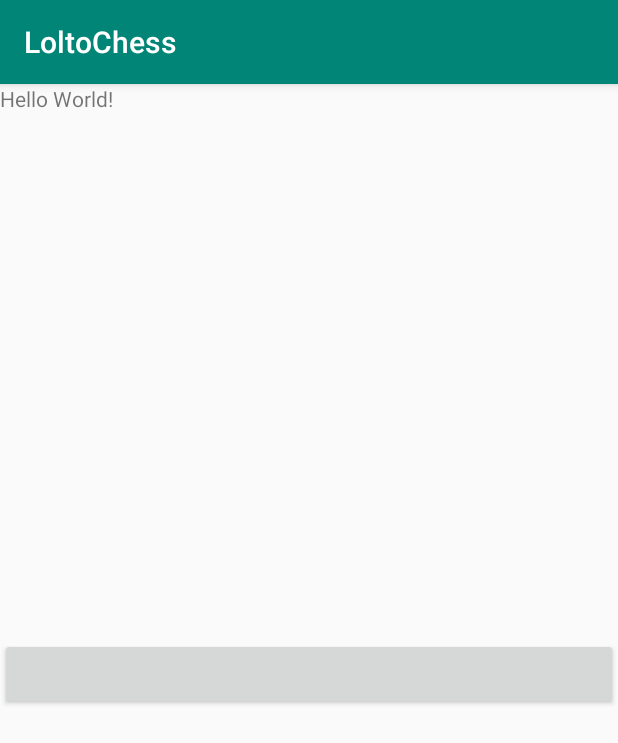
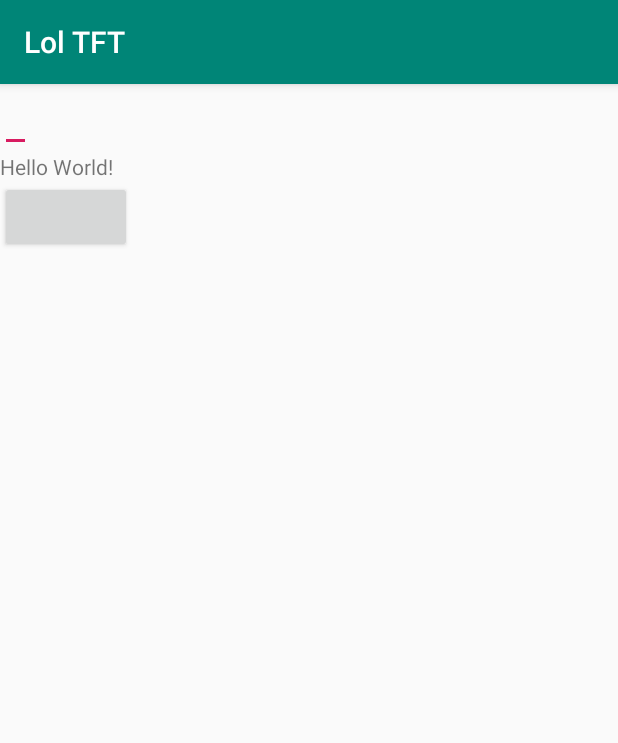
Before and after one commit to Cyp9715/LOL_TFT, an Android app: the screen it shows after launch (MainActivity), on a phone screen of 412 x 824 dp. Shown: the top 743 px of the screen. Run offline under Robolectric (Android 15) with nearby library versions, the phone set to English and light mode, and no system bars.

Commit message:
웹에서 받아올 수 있음.

```diff
--- a/app/build.gradle
+++ b/app/build.gradle
@@ -4,8 +4,8 @@ android {
     compileSdkVersion 29
     buildToolsVersion "29.0.2"
     defaultConfig {
-        applicationId "com.example.loltochess"
-        minSdkVersion 28
+        applicationId "com.example.loltft"
+        minSdkVersion 21
         targetSdkVersion 29
         versionCode 1
         versionName "1.0"
--- a/app/src/main/AndroidManifest.xml
+++ b/app/src/main/AndroidManifest.xml
@@ -1,6 +1,7 @@
 <?xml version="1.0" encoding="utf-8"?>
 <manifest xmlns:android="http://schemas.android.com/apk/res/android"
-    package="com.example.loltochess">
+    package="com.example.loltft">
+    <uses-permission android:name="android.permission.INTERNET" />
 
     <application
         android:allowBackup="true"
--- /dev/null
+++ b/app/src/main/java/com/example/loltft/MainActivity.java
@@ -0,0 +1,39 @@
+package com.example.loltft;
+
+import androidx.appcompat.app.AppCompatActivity;
+
+import android.net.Uri;
+import android.os.Bundle;
+import android.util.Log;
+import android.widget.EditText;
+import android.widget.TextView;
+
+import org.w3c.dom.Text;
+
+import java.io.BufferedReader;
+import java.io.IOException;
+import java.io.InputStreamReader;
+import java.io.OutputStream;
+import java.net.HttpURLConnection;
+import java.net.MalformedURLException;
+import java.net.URL;
+import java.util.Set;
+import java.util.concurrent.ExecutionException;
+
+public class MainActivity extends AppCompatActivity {
+
+    @Override
+    protected void onCreate(Bundle savedInstanceState) {
+        super.onCreate(savedInstanceState);
+        setContentView(R.layout.activity_main);
+        TextView txt = findViewById(R.id.parsetext);
+        EditText id = findViewById(R.id.ID);
+
+        String temp = "전우협 CEO";
+        tft_summoner_v1 summoner = new tft_summoner_v1(temp);
+        summoner.start();
+
+
+    }
+
+}
--- /dev/null
+++ b/app/src/main/java/com/example/loltft/tft_summoner_v1.java
@@ -0,0 +1,76 @@
+package com.example.loltft;
+
+import android.util.Log;
+import android.widget.TextView;
+
+import org.json.JSONException;
+import org.json.JSONObject;
+
+import java.io.BufferedReader;
+import java.io.IOException;
+import java.io.InputStreamReader;
+import java.net.HttpURLConnection;
+import java.net.MalformedURLException;
+import java.net.URL;
+import java.net.URLEncoder;
+
+
+// 해당 클래스에선 tft_summoner_v1 의 Name란에 소환사의 이름을 넣고 정보를 꺼내옵니다.
+public class tft_summoner_v1 extends Thread {
+    String setURL = null;
+    String id = null;
+    String accountId = null;
+    String puuid = null;
+    String name = null;
+    int profileIconId = 0;
+    int revisionDate = 0;
+    int summonerLevel = 0;
+
+    String api = "INPUT API";
+
+    public tft_summoner_v1(String id){
+        try {
+            setURL = "https://kr.api.riotgames.com/tft/summoner/v1/summoners/by-name/" + URLEncoder.encode(id, "UTF-8").replace("+", "%20") + api;
+        } catch(IOException e) {
+            e.getStackTrace();
+        }
+    }
+
+
+    public void run() {
+        try {
+            URL url = new URL(setURL);
+
+            HttpURLConnection conn = (HttpURLConnection) url.openConnection();
+            conn.connect();
+
+            BufferedReader br = new BufferedReader(new InputStreamReader(conn.getInputStream()));
+            StringBuilder sb = new StringBuilder();
+            String line;
+            while ((line = br.readLine()) != null) {
+                sb.append(line + "\n");
+            }
+
+            String result;
+            result = sb.toString();
+
+            JSONObject jObject = new JSONObject(result);
+            id = jObject.getString("id");
+            accountId = jObject.getString("accountId");
+            puuid = jObject.getString("puuid");
+            name = jObject.getString("name");
+            profileIconId = jObject.getInt("profileIconId");
+            revisionDate = jObject.getInt("revisionDate");
+            summonerLevel = jObject.getInt("summonerLevel");
+
+            Log.d("개굴시벌",id);
+
+        } catch (MalformedURLException e) {
+            Log.d("MalformedURLException e", "잘못된 URL로 접근 하셨습니다.");
+        } catch (IOException e) {
+            Log.d("IOException e", "잘못된 IO");
+        } catch (JSONException e) {
+            Log.d("JSONException e", "잘못된 JSONException");
+        }
+    }
+}
--- a/app/src/main/res/layout/activity_main.xml
+++ b/app/src/main/res/layout/activity_main.xml
@@ -1,38 +1,29 @@
 <?xml version="1.0" encoding="utf-8"?>
-<LinearLayout
-    xmlns:android="http://schemas.android.com/apk/res/android"
+<LinearLayout xmlns:android="http://schemas.android.com/apk/res/android"
     xmlns:app="http://schemas.android.com/apk/res-auto"
     xmlns:tools="http://schemas.android.com/tools"
     android:layout_width="match_parent"
     android:layout_height="match_parent"
     tools:context=".MainActivity"
-    android:orientation="vertical"
-    >
+    android:orientation="vertical">
 
+    <EditText
+        android:id="@+id/ID"
+        android:layout_width="wrap_content"
+        android:layout_height="wrap_content"/>
 
-    <LinearLayout
-        android:layout_width="match_parent"
+    <TextView
+        android:id="@+id/parsetext"
+        android:layout_width="wrap_content"
         android:layout_height="wrap_content"
-        android:orientation="vertical"
-        android:layout_weight="1">
+        android:text="Hello World!"
+        app:layout_constraintBottom_toBottomOf="parent"
+        app:layout_constraintLeft_toLeftOf="parent"
+        app:layout_constraintRight_toRightOf="parent"
+        app:layout_constraintTop_toTopOf="parent" />
 
-        <TextView
-            android:id="@+id/tv"
-            android:layout_width="wrap_content"
-            android:layout_height="wrap_content"
-            android:text="Hello World!" />
-    </LinearLayout>
-
-
-    <LinearLayout
-        android:layout_width="match_parent"
-        android:layout_height="wrap_content"
-        android:orientation="vertical"
-        android:layout_weight="1">
-
-        <Button
-            android:id="@+id/jButton"
-            android:layout_width="match_parent"
-            android:layout_height="wrap_content" />
-    </LinearLayout>
+    <Button
+        android:id="@+id/IDbutton"
+        android:layout_width="wrap_content"
+        android:layout_height="wrap_content" />
 </LinearLayout>
--- a/app/src/main/res/values/strings.xml
+++ b/app/src/main/res/values/strings.xml
@@ -1,3 +1,3 @@
 <resources>
-    <string name="app_name">LoltoChess</string>
+    <string name="app_name">Lol TFT</string>
 </resources>
--- a/settings.gradle
+++ b/settings.gradle
@@ -1,2 +1,2 @@
 include ':app'
-rootProject.name='LoltoChess'
+rootProject.name='Lol TFT'
```
Also changed, not shown: app/src/main/assets/Movies.json (deleted, +0 -99 lines), app/src/main/java/com/example/loltochess/JSON_read.java (deleted, +0 -20 lines), app/src/main/java/com/example/loltochess/MainActivity.java (deleted, +0 -62 lines), app/src/main/java/com/example/loltochess/Movie.java (deleted, +0 -32 lines), gradle/wrapper/gradle-wrapper.properties, 4 other files.
